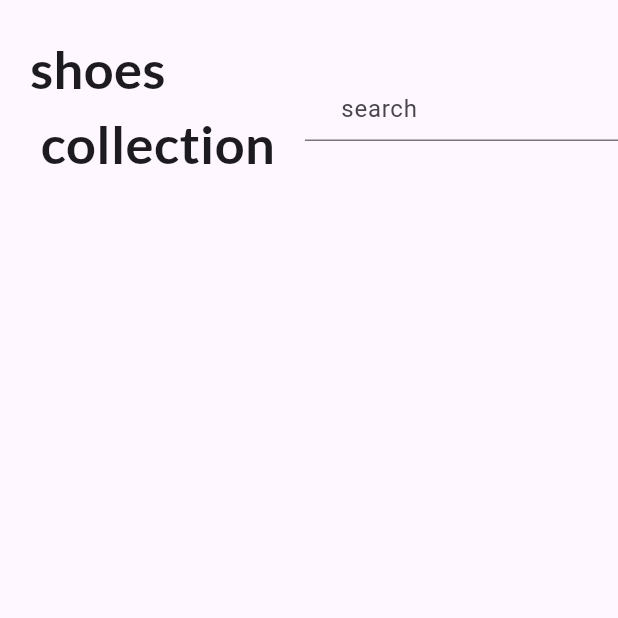
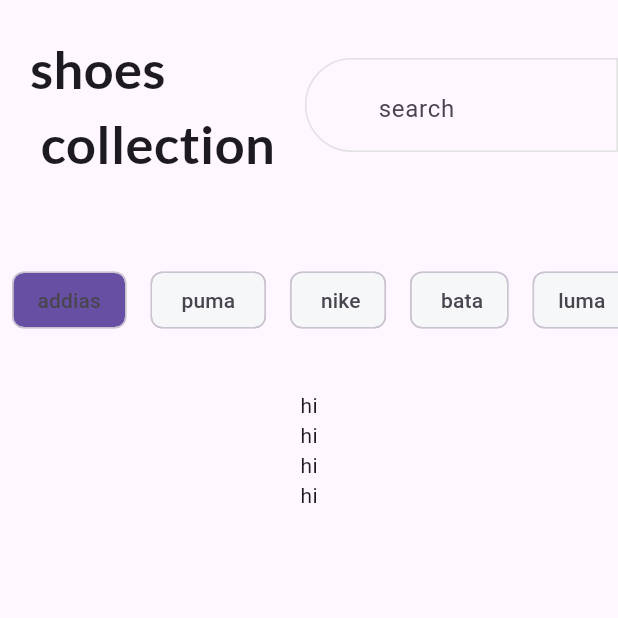
Before and after one commit to Vivekkirar17/shopapp, a Flutter app: the screen it shows after launch, on a phone screen of 412 x 824 dp, the top half of it. Run offline on Flutter 3.47's test engine with Material 3 defaults, Android fonts, the phone set to English and light mode, and no system bars.

Commit message:
2 update

```diff
--- /dev/null
+++ b/lib/global_variables.dart
@@ -0,0 +1,34 @@
+final products = [
+  {
+    'id': '0',
+    'title': 'Men\'s Nike Shoes',
+    'price': 44.52,
+    'imageUrl': 'assets/images/shoes_1.png',
+    'company': 'Nike',
+    'sizes': [9, 10, 11, 12],
+  },
+  {
+    'id': '1',
+    'title': 'Addidas Shoes',
+    'price': 20.12,
+    'imageUrl': 'assets/images/shoes_2.png',
+    'company': 'Addidas',
+    'sizes': [9, 10, 12],
+  },
+  {
+    'id': '2',
+    'title': 'Bata Women\'s Shoes',
+    'price': 28.95,
+    'imageUrl': 'assets/images/shoes_3.png',
+    'company': 'Bata',
+    'sizes': [8, 9, 10],
+  },
+  {
+    'id': '3',
+    'title': 'Jordan Shoes',
+    'price': 420.69,
+    'imageUrl': 'assets/images/shoes_4.png',
+    'company': 'Nike',
+    'sizes': [8, 9, 10],
+  },
+];
--- a/lib/home_page.dart
+++ b/lib/home_page.dart
@@ -1,11 +1,38 @@
 import 'package:flutter/material.dart';
+import 'package:shopapp/global_variables.dart';
+import 'package:shopapp/product_cart.dart';
 
-class HomePage extends StatelessWidget {
+class HomePage extends StatefulWidget {
   const HomePage({super.key});
 
   @override
+  State<HomePage> createState() => _HomePageState();
+}
+
+class _HomePageState extends State<HomePage> {
+  final List<String> filters = const [
+    "addias"," puma ", " nike", " bata" , "luma ", 'tuma'
+  ];
+   late String  selectedFilter;
+   @override
+   void initState(){
+    super.initState();
+    selectedFilter = filters[0];
+   }
+
+  @override
   Widget build(BuildContext context) {
+   const  border  = OutlineInputBorder(
+                        borderSide: BorderSide(
+                          color: Color.fromRGBO(225,225, 225, 1)
+                        ),
+                        borderRadius: BorderRadius.horizontal(left: Radius.circular(50),
+
+                        )
+
+                       );
     return MaterialApp(
+      debugShowCheckedModeBanner: false,
       home: Scaffold(
         body:SafeArea(
           child: Column(
@@ -18,15 +45,48 @@ class HomePage extends StatelessWidget {
                   ),
                   Expanded(child: TextField(
                     decoration: InputDecoration(
-                      hintText: "search",
+                      hintText: "  search",
 
-                       prefix: Icon(Icons.search)
+                       prefix: Icon(Icons.search),
+                       border: border,
+                        enabledBorder: border,
                     ),
+
                   ) )
 
 
                 ],
-              )
+              ),
+               SizedBox( height: 120,
+                 child: ListView.builder(itemCount: filters.length,
+                  scrollDirection: Axis.horizontal,
+                  itemBuilder: (context, index){
+                  final filter = filters[index];
+                  return Padding(
+                    padding: const EdgeInsets.symmetric(horizontal: 8.0),
+                    child: GestureDetector(
+                      onTap: () {
+                        setState(() {
+                           selectedFilter = filter;
+                        });
+
+                      },
+                      child: Chip(
+                        backgroundColor: selectedFilter == filter ? Theme.of(context).colorScheme.primary: const Color.fromRGBO(245,247,249,1) ,
+                        label: Text(filter),)),
+                  );
+                 }
+                 ),
+               ),
+               Expanded(
+                 child: ListView.builder(
+                  itemCount: products.length ,
+                  itemBuilder: (context, index){
+                    final product = products[index];
+                    return ProductCart(title: 'hi');
+
+                  }),
+               )
             ],
           ),
         ) ),
--- a/lib/main.dart
+++ b/lib/main.dart
@@ -13,9 +13,11 @@ class MyApp extends StatelessWidget {
   Widget build(BuildContext context) {
     return MaterialApp(
       debugShowCheckedModeBanner: false,
+
       theme: ThemeData(
         fontFamily: 'Lato',
-        colorScheme: ColorScheme.fromSeed(seedColor: const Color.fromRGBO(254, 206, 1, 1)),
+        colorScheme: ColorScheme.fromSeed(seedColor: const Color.fromRGBO(254, 206, 1, 1),
+        primary: const Color.fromRGBO(254, 206, 1, 1) ),
         inputDecorationTheme: const InputDecorationTheme(
           hintStyle:  TextStyle(
             fontWeight: FontWeight.bold,
--- /dev/null
+++ b/lib/product_cart.dart
@@ -0,0 +1,20 @@
+import 'package:flutter/material.dart';
+
+class ProductCart extends StatelessWidget {
+  final String title;
+  const ProductCart({super.key ,
+  required this.title,
+   });
+
+
+  @override
+  Widget build(BuildContext context) {
+    return Container(
+      child: Column(
+        children: [
+          Text(title)
+        ],
+      ),
+    );
+  }
+}
--- a/pubspec.yaml
+++ b/pubspec.yaml
@@ -58,9 +58,9 @@ flutter:
   uses-material-design: true
 
   # To add assets to your application, add an assets section, like this:
-  # assets:
-  #   - images/a_dot_burr.jpeg
-  #   - images/a_dot_ham.jpeg
+  assets:
+    -  assets/images/
+
 
   # An image asset can refer to one or more resolution-specific "variants", see
   # https://flutter.dev/to/resolution-aware-images
```
Also changed, not shown: assets/images/shoes_3.png (added), assets/images/shoes_4.png (added), 1 other file.
